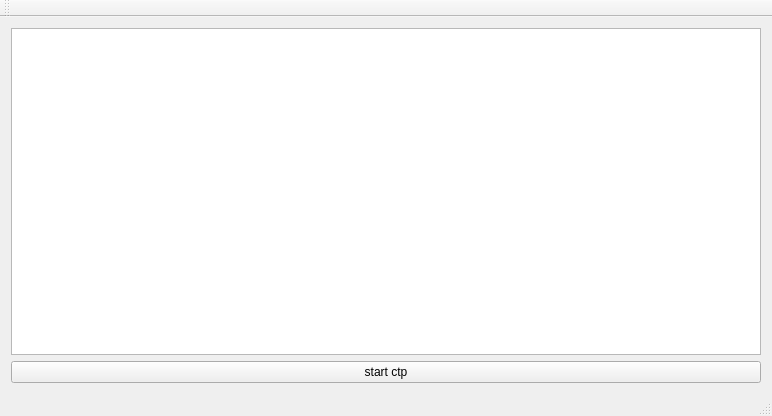
Before: the Qt Designer form mainwindow.ui in wdy0401/only_qt_ctp, drawn with Qt 5.
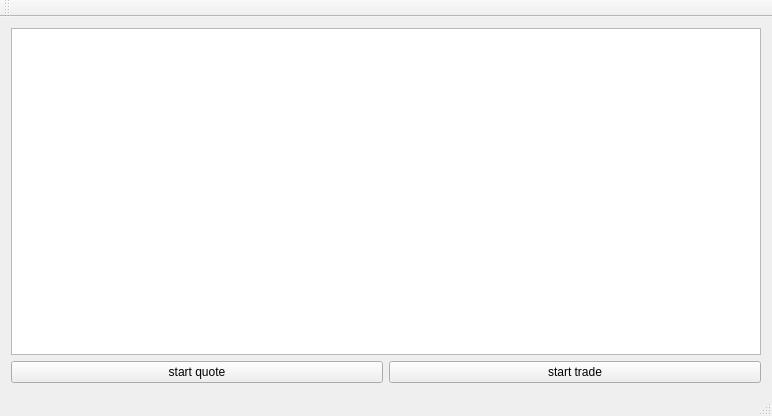
After: the same form once the commit is applied.

Commit message: init trade thread

```diff
--- a/mainwindow.ui
+++ b/mainwindow.ui
@@ -14,16 +14,26 @@
    <string>CTP_QUOTE_DISPLAY</string>
   </property>
   <widget class="QWidget" name="centralWidget">
-   <layout class="QVBoxLayout" name="verticalLayout_2">
+   <layout class="QVBoxLayout" name="verticalLayout">
     <item>
-     <layout class="QVBoxLayout" name="verticalLayout">
-      <item>
-       <widget class="QTextBrowser" name="textBrowser"/>
-      </item>
+     <widget class="QTextBrowser" name="textBrowser"/>
+    </item>
+    <item>
+     <layout class="QHBoxLayout" name="horizontalLayout"/>
+    </item>
+    <item>
+     <layout class="QHBoxLayout" name="horizontalLayout_2">
       <item>
        <widget class="QPushButton" name="pushButton">
         <property name="text">
-         <string>start ctp</string>
+         <string>start quote</string>
+        </property>
+       </widget>
+      </item>
+      <item>
+       <widget class="QPushButton" name="pushButton_2">
+        <property name="text">
+         <string>start trade</string>
         </property>
        </widget>
       </item>
```
Left out of the diff: 4 changed lines with no effect on the pictures. The commit also changes 5 other files.
